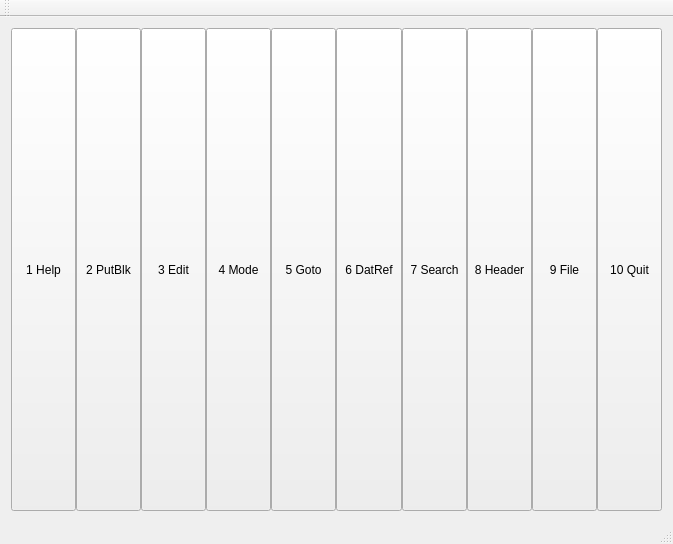
Qt form mainwindow.ui (azlan/xiew) before a commit.
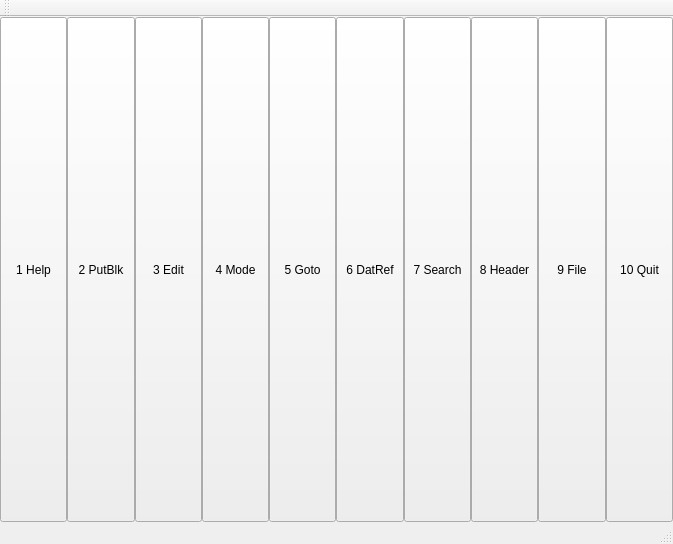
The same form after that commit.

Commit message: Resize window

Patch:
```diff
--- a/mainwindow.ui
+++ b/mainwindow.ui
@@ -15,6 +15,21 @@
   </property>
   <widget class="QWidget" name="centralWidget">
    <layout class="QVBoxLayout" name="verticalLayout_2">
+    <property name="spacing">
+     <number>0</number>
+    </property>
+    <property name="leftMargin">
+     <number>0</number>
+    </property>
+    <property name="topMargin">
+     <number>0</number>
+    </property>
+    <property name="rightMargin">
+     <number>0</number>
+    </property>
+    <property name="bottomMargin">
+     <number>0</number>
+    </property>
     <item>
      <layout class="QHBoxLayout" name="layoutMain"/>
     </item>
```
The commit also changes 1 other file.
